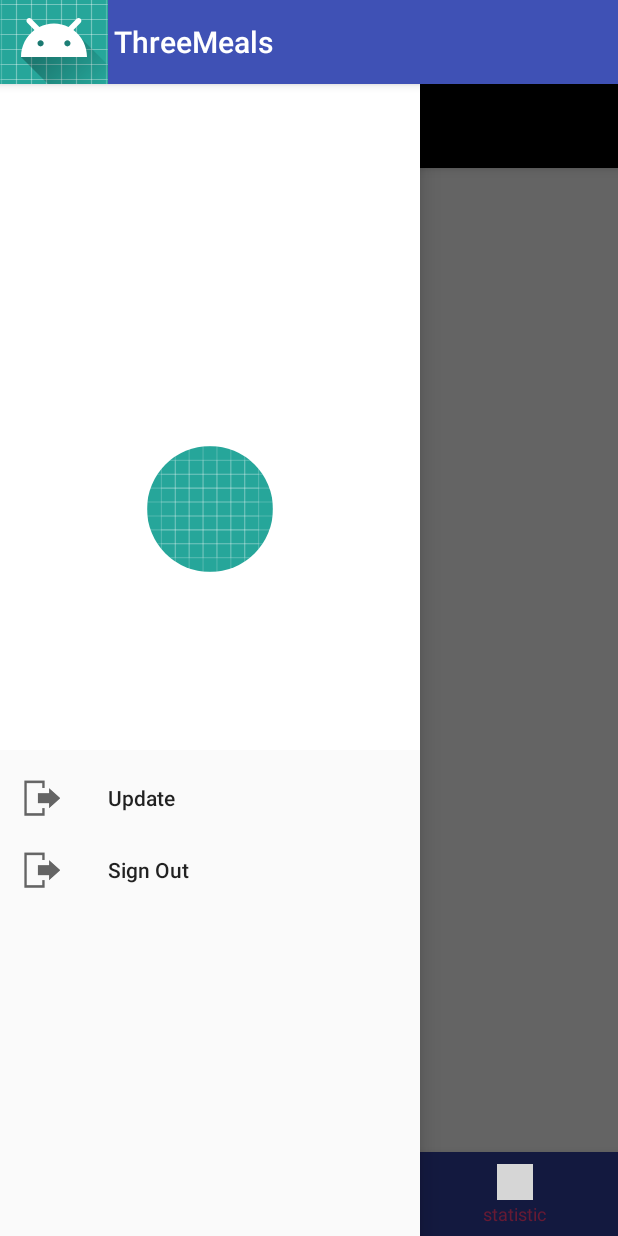
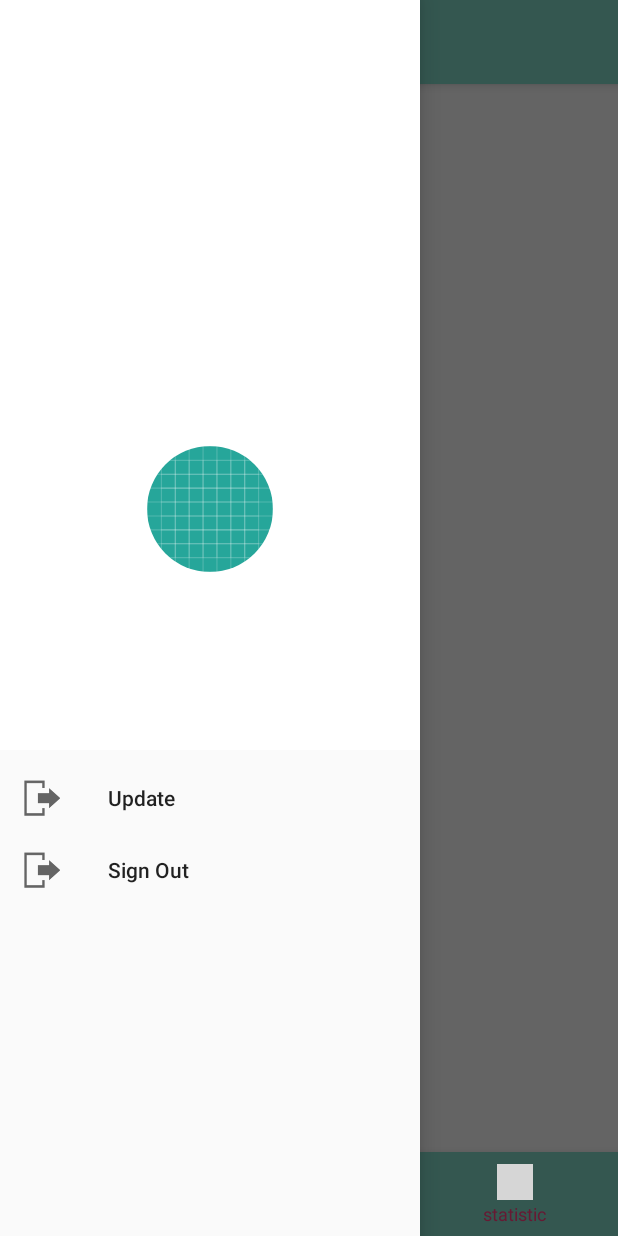
Before and after one commit to Hwarang-Go/ThreeMeals, an Android app: the MainActivity screen opened directly, with no data from a screen before it, with the side drawer open, on a phone screen of 412 x 824 dp. Run offline under Robolectric (Android 15) with nearby library versions, the phone set to English and light mode, and no system bars; our stand-ins replace ButterKnife, CircleImageView, Firebase (no records; nobody signed in at launch, a user with empty details on screens opened directly); libraries missing offline, so code that uses them is left out: com.github.mikephil.charting; grey boxes are pictures that could not be loaded.

Commit message:
edit actionbar, add detail nutrition

```diff
--- a/app/src/main/java/com/example/hwarang/threemealsdev/main/MainActivity.java
+++ b/app/src/main/java/com/example/hwarang/threemealsdev/main/MainActivity.java
@@ -68,9 +68,9 @@ public class MainActivity extends AppCompatActivity {
         // toolbar 설정 start
         toolbar = (Toolbar)findViewById(R.id.my_toolbar);
 
-        //setSupportActionBar(toolbar); // toolbar와 actionbar를 같게 만듬
-        toolbar.setBackgroundResource(R.color.titlebackground);
-        //getSupportActionBar().setDisplayShowTitleEnabled(false);
+        setSupportActionBar(toolbar); // toolbar와 actionbar를 같게 만듬
+        toolbar.setBackgroundResource(R.color.mainColor);
+        getSupportActionBar().setDisplayShowTitleEnabled(false);
         // toolbar 설정 end
 
 
--- a/app/src/main/res/layout/activity_main.xml
+++ b/app/src/main/res/layout/activity_main.xml
@@ -27,6 +27,7 @@
                 android:layout_height="?attr/actionBarSize"
                 android:layout_alignParentTop="true"
                 android:elevation="4dp"
+                android:background="@color/mainColor"
                 android:theme="@style/ThemeOverlay.AppCompat.Dark.ActionBar"
                 app:popupTheme="@style/ThemeOverlay.AppCompat.Light">
 
@@ -43,8 +44,8 @@
             android:id="@+id/main_bottomnavigation"
             android:layout_width="match_parent"
             android:layout_height="wrap_content"
-            android:background="?android:attr/windowBackground"
-            app:itemBackground="@color/colorPrimaryDark"
+            android:background="@color/mainColor"
+            app:itemBackground="@color/mainColor"
             app:itemIconTint="@color/colorPrimary"
             app:itemTextColor="@color/colorAccent"
             app:layout_anchor="@id/main_fragment_container"
--- a/app/src/main/res/values/colors.xml
+++ b/app/src/main/res/values/colors.xml
@@ -5,4 +5,6 @@
     <color name="colorAccent">#FF4081</color>
     <color name="titlebackground">#000000</color>
 
+    <color name="mainColor">#82DBC8</color>
+
 </resources>
--- a/app/src/main/res/values/strings.xml
+++ b/app/src/main/res/values/strings.xml
@@ -15,6 +15,7 @@
         completions."
     </string>
 
+
     <!-- Strings related to Drawer -->
     <string name="navigation_drawer_open">Open navigation drawer</string>
     <string name="navigation_drawer_close">Close navigation drawer</string>
--- a/app/src/main/res/values/styles.xml
+++ b/app/src/main/res/values/styles.xml
@@ -6,10 +6,13 @@
         <item name="colorPrimary">@color/colorPrimary</item>
         <item name="colorPrimaryDark">@color/colorPrimaryDark</item>
         <item name="colorAccent">@color/colorAccent</item>
+        <item name="windowActionBar">false</item>
+        <item name="windowNoTitle">true</item>
     </style>
 
     <style name="SplashTheme" parent = "@android:style/Theme.Light.NoTitleBar">
         <item name="android:windowBackground">@drawable/bg_splash_img</item>
     </style>
 
+
 </resources>
```
